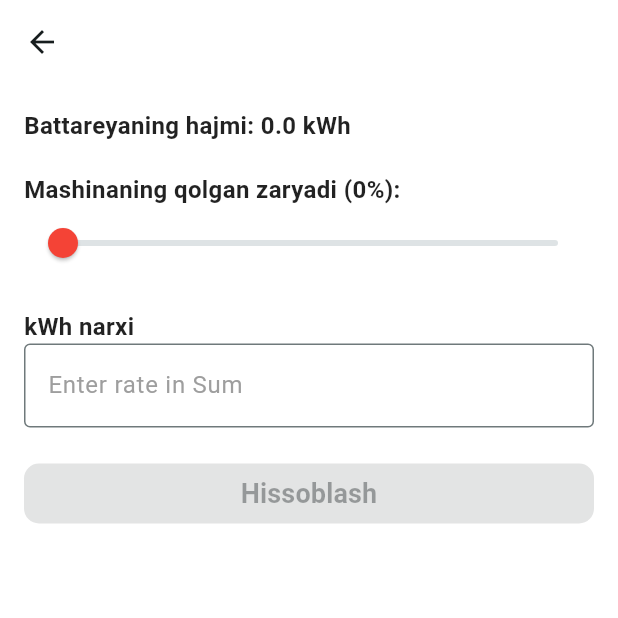
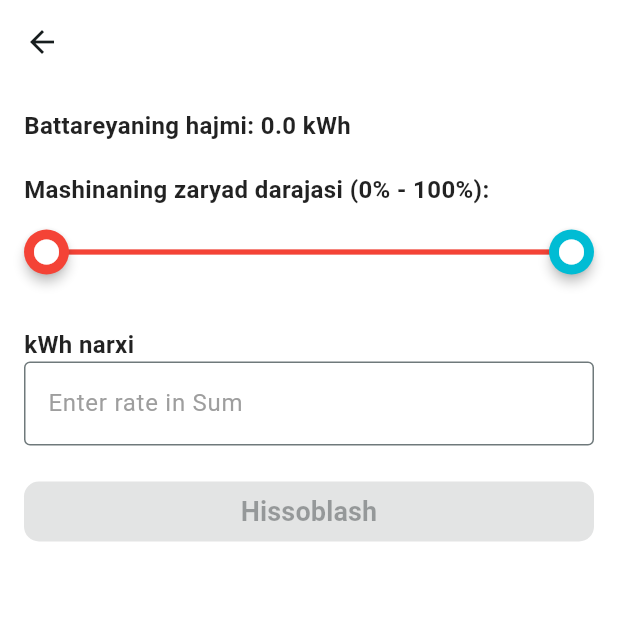
Before and after one commit to Zoyidov/price_calculate, a Flutter app: the BydCalculatorScreen screen opened directly with empty values, on a phone screen of 412 x 824 dp, the top half of it. Run offline on Flutter 3.47's test engine with Material 3 defaults, Android fonts, the phone set to English and light mode, and no system bars; drawn by our look-alikes of flutter_xlider; our stand-ins replace firebase_core; accounts and stored records are empty; statements that could not run were skipped.

Commit message:
some changed

```diff
--- a/lib/presentation/byd_calculator_screen/byd_calculator_screen.dart
+++ b/lib/presentation/byd_calculator_screen/byd_calculator_screen.dart
@@ -1,4 +1,5 @@
 import 'package:flutter/material.dart';
+import 'package:flutter_xlider/flutter_xlider.dart';
 import 'package:intl/intl.dart';
 
 class BydCalculatorScreen extends StatefulWidget {
@@ -13,6 +14,7 @@ class BydCalculatorScreen extends StatefulWidget {
 
 class _BydCalculatorScreenState extends State<BydCalculatorScreen> {
   double currentCharge = 0.0;
+  double targetCharge = 100.0;
   double electricityRate = 0.0;
   double? calculatedCost;
   final double additionalAmount = 10000.0;
@@ -20,10 +22,9 @@ class _BydCalculatorScreenState extends State<BydCalculatorScreen> {
   void calculateChargingCost() {
     if (electricityRate <= 0) return;
 
-    double remainingCapacity = widget.capacity * (1 - currentCharge / 100);
+    double chargeNeeded = widget.capacity * ((targetCharge - currentCharge) / 100);
     setState(() {
-      // Add the fixed amount to the calculated cost
-      calculatedCost = remainingCapacity * electricityRate + additionalAmount;
+      calculatedCost = chargeNeeded * electricityRate + additionalAmount;
     });
   }
 
@@ -33,10 +34,10 @@ class _BydCalculatorScreenState extends State<BydCalculatorScreen> {
     return formatter.format(cost);
   }
 
-  Color getSliderColor() {
-    if (currentCharge <= 20) {
+  Color getSliderColor(double value) {
+    if (value <= 20) {
       return Colors.red;
-    } else if (currentCharge <= 40) {
+    } else if (value <= 40) {
       return Colors.yellow;
     } else {
       return Colors.cyan;
@@ -62,19 +63,48 @@ class _BydCalculatorScreenState extends State<BydCalculatorScreen> {
             ),
             const SizedBox(height: 20),
             Text(
-              'Mashinaning qolgan zaryadi (${currentCharge.round()}%):',
-              style: TextStyle(fontSize: 16, fontWeight: FontWeight.bold),
+              'Mashinaning zaryad darajasi (${currentCharge.round()}% - ${targetCharge.round()}%):',
+              style: const TextStyle(fontSize: 16, fontWeight: FontWeight.bold),
             ),
-            Slider(
-              activeColor: getSliderColor(),
-              value: currentCharge,
+            FlutterSlider(
+              values: [currentCharge, targetCharge],
+              max: 100,
               min: 0,
-              max: 100,
-              divisions: 100,
-              label: '${currentCharge.round()}%',
-              onChanged: (value) {
+              rangeSlider: true,
+              handlerHeight: 30,
+              handlerWidth: 30,
+              trackBar: FlutterSliderTrackBar(
+                inactiveTrackBar: BoxDecoration(color: Colors.grey[300]),
+                activeTrackBar: BoxDecoration(color: getSliderColor(currentCharge)),
+              ),
+              handler: FlutterSliderHandler(
+                decoration: const BoxDecoration(),
+                child: Material(
+                  type: MaterialType.circle,
+                  color: getSliderColor(currentCharge),
+                  elevation: 3,
+                  child: Container(
+                    padding: const EdgeInsets.all(5),
+                    child: const Icon(Icons.circle, size: 20, color: Colors.white),
+                  ),
+                ),
+              ),
+              rightHandler: FlutterSliderHandler(
+                decoration: const BoxDecoration(),
+                child: Material(
+                  type: MaterialType.circle,
+                  color: getSliderColor(targetCharge),
+                  elevation: 3,
+                  child: Container(
+                    padding: const EdgeInsets.all(5),
+                    child: const Icon(Icons.circle, size: 20, color: Colors.white),
+                  ),
+                ),
+              ),
+              onDragging: (handlerIndex, lowerValue, upperValue) {
                 setState(() {
-                  currentCharge = value;
+                  currentCharge = lowerValue;
+                  targetCharge = upperValue;
                   calculatedCost = null;
                 });
               },
@@ -111,7 +141,7 @@ class _BydCalculatorScreenState extends State<BydCalculatorScreen> {
                     borderRadius: BorderRadius.circular(10.0),
                   ),
                 ),
-                onPressed: electricityRate > 0 ? calculateChargingCost : null, // Disable button if electricityRate is <= 0
+                onPressed: electricityRate > 0 ? calculateChargingCost : null,
                 child: const Text(
                   'Hissoblash',
                   style: TextStyle(fontSize: 18, fontWeight: FontWeight.bold),
--- a/pubspec.yaml
+++ b/pubspec.yaml
@@ -11,6 +11,7 @@ dependencies:
     sdk: flutter
   intl:
   firebase_core:
+  flutter_xlider:
 
 dev_dependencies:
   flutter_test:
```
Also changed, not shown: pubspec.lock.
